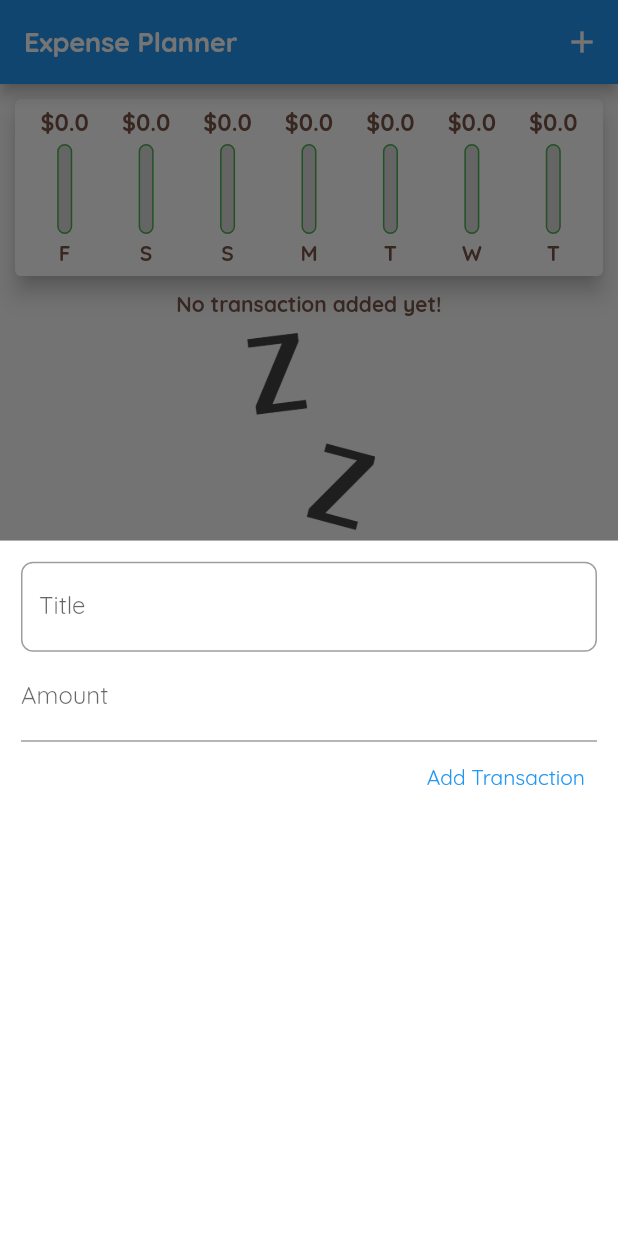
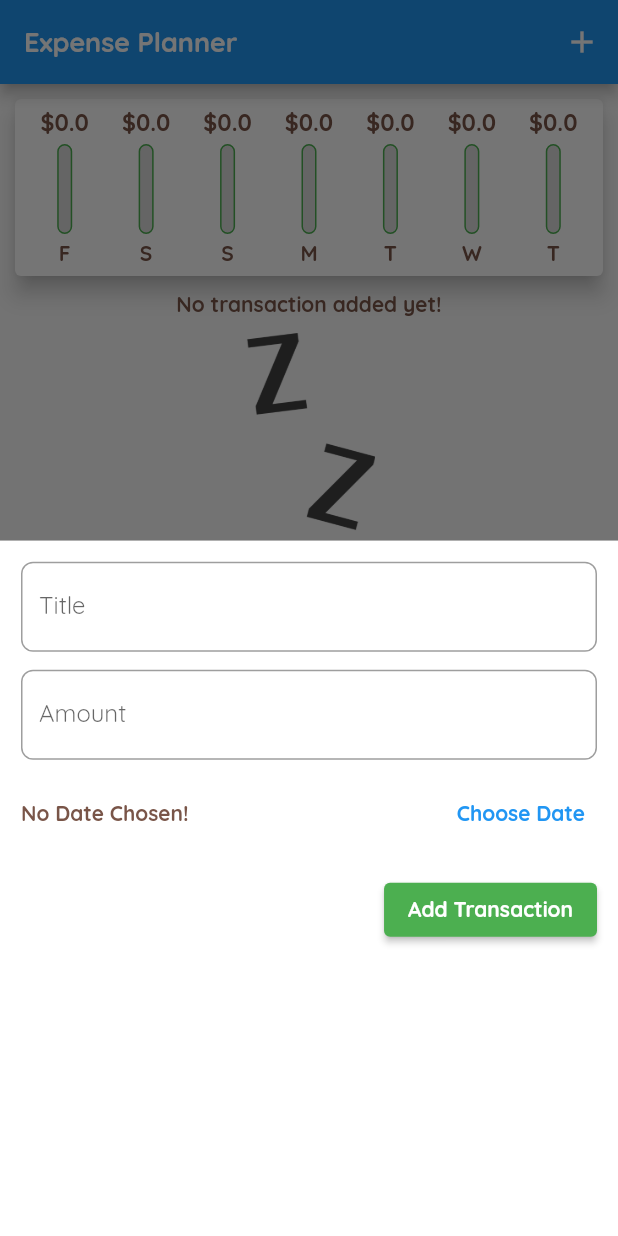
Before and after one commit to Ayesha17/expense_planner, a Flutter app: the screen it shows after launch, after a tap on the "add" icon, on a phone screen of 412 x 824 dp. Run offline on Flutter 3.47's test engine with Material 2 defaults, Android fonts, the phone set to English and light mode, and no system bars.

Commit message:
add delete option

```diff
--- a/lib/main.dart
+++ b/lib/main.dart
@@ -33,14 +33,20 @@ class MyApp extends StatelessWidget {
           secondary: Colors.green,
         ),
         fontFamily: 'OpenSans',
-        appBarTheme: AppBarTheme(
-          titleTextStyle:  TextStyle(
-            fontFamily: 'OpenSans',
-            fontSize: 18,
-            fontWeight: FontWeight.bold
-          )
-        ),
-        textTheme: const TextTheme(bodyText2: TextStyle(color: Colors.brown,fontFamily: 'OpenSans',fontWeight: FontWeight.bold)),
+        appBarTheme: const AppBarTheme(
+            titleTextStyle: TextStyle(
+                fontFamily: 'OpenSans',
+                fontSize: 18,
+                fontWeight: FontWeight.bold)),
+        textTheme: const TextTheme(
+            bodyText2: TextStyle(
+                color: Colors.brown,
+                fontFamily: 'OpenSans',
+                fontWeight: FontWeight.bold)),
+        errorColor: Colors.red,
+        elevatedButtonTheme: ElevatedButtonThemeData(
+            style: ButtonStyle(
+                backgroundColor: MaterialStateProperty.all(Colors.green))),
       ),
       home: const MyHomePage(title: 'Expense Planner'),
     );
@@ -74,17 +80,27 @@ class _MyHomePageState extends State<MyHomePage> {
     //     id: 't3', title: 'New Shoes 2', amount: 62.98, date: DateTime.now()),
   ];
 
-  List<Transaction>? get recentTransaction{
+  List<Transaction>? get recentTransaction {
     return _usertransaction.where((element) {
-       return element.date.isAfter(DateTime.now().subtract(Duration(days: 7)));
+      return element.date.isAfter(DateTime.now().subtract(Duration(days: 7)));
     }).toList();
   }
-  void _addNewTransaction(String txTitle, double txAmount) {
+
+  void _deleteItem(String id) {
+    setState(() {
+      _usertransaction.removeWhere((element) {
+        return element.id == id;
+      });
+    });
+  }
+
+  void _addNewTransaction(
+      String txTitle, double txAmount, DateTime pickedDate) {
     final newTx = Transaction(
         id: DateTime.now().toString(),
         title: txTitle,
         amount: txAmount,
-        date: DateTime.now());
+        date: pickedDate);
     setState(() {
       _usertransaction.add(newTx);
     });
@@ -122,7 +138,8 @@ class _MyHomePageState extends State<MyHomePage> {
         // the App.build method, and use it to set our appbar title.
         title: Text(widget.title),
       ),
-      body: Column(
+      body: SingleChildScrollView(
+          child: Column(
         // Column is also a layout widget. It takes a list of children and
         // arranges them vertically. By default, it sizes itself to fit its
         // children horizontally, and tries to be as tall as its parent.
@@ -137,15 +154,12 @@ class _MyHomePageState extends State<MyHomePage> {
         // center the children vertically; the main axis here is the vertical
         // axis because Columns are vertical (the cross axis would be
         // horizontal).
-        crossAxisAlignment: CrossAxisAlignment.start,
+        crossAxisAlignment: CrossAxisAlignment.stretch,
         children: <Widget>[
-          Container(
-            width: double.infinity,
-            child: Chart(_usertransaction)
-          ),
-          TransactionList(_usertransaction),
+          Container(width: double.infinity, child: Chart(_usertransaction)),
+          TransactionList(_usertransaction,_deleteItem),
         ],
-      ),
+      )),
       floatingActionButtonLocation: FloatingActionButtonLocation.centerFloat,
       floatingActionButton: FloatingActionButton(
         onPressed: () => _startAddNewTransaction(context),
--- a/lib/widgets/chart.dart
+++ b/lib/widgets/chart.dart
@@ -14,6 +14,7 @@ class Chart extends StatelessWidget {
       final weekDay = DateTime.now().subtract(Duration(days: index));
       double totalSum = 0.0;
       for (var i = 0; i < recentTransactions.length; i++) {
+        // print('recent day ${recentTransactions[i].date.day} ${weekDay.day}');
         if (recentTransactions[i].date.day == weekDay.day &&
             recentTransactions[i].date.month == weekDay.month &&
             recentTransactions[i].date.year == weekDay.year) {
@@ -35,6 +36,7 @@ class Chart extends StatelessWidget {
 
   @override
   Widget build(BuildContext context) {
+    // print('test $groupedTransactionValues $maxSpending');
     return Card(
         elevation: 6,
         margin: EdgeInsets.all(10),
--- a/lib/widgets/chart_bar.dart
+++ b/lib/widgets/chart_bar.dart
@@ -32,13 +32,14 @@ class ChartBar extends StatelessWidget {
                       color: Color.fromRGBO(220, 220, 220, 1),
                       borderRadius: BorderRadius.circular(10))),
               FractionallySizedBox(
+                alignment: AlignmentDirectional.bottomStart,
                   heightFactor: spendingPctOfTotal,
                   child: Container(
                     decoration: BoxDecoration(
-                      color: Theme.of(context).colorScheme.primary,
-                      borderRadius: BorderRadius.circular(10)),
+                      color: Theme.of(context).primaryColor,
+                      borderRadius: BorderRadius.circular(10),
                     ),
-              )
+                  ))
             ],
           ),
         ),
--- a/lib/widgets/new_transaction.dart
+++ b/lib/widgets/new_transaction.dart
@@ -1,5 +1,5 @@
-import 'package:flutter/cupertino.dart';
 import 'package:flutter/material.dart';
+import 'package:intl/intl.dart';
 
 class NewTransaction extends StatefulWidget {
   @override
@@ -10,32 +10,51 @@ class NewTransaction extends StatefulWidget {
 }
 
 class _NewTransactionState extends State<NewTransaction> {
-  final titleController = TextEditingController();
-  final amountController = TextEditingController();
+  final _titleController = TextEditingController();
+  DateTime? _pickedDate = null;
+  final _amountController = TextEditingController();
 
-  void submitData() {
-    var title = titleController.text;
-    var amount = double.parse(amountController.text);
-    if (title.isEmpty || amount <= 0) {
+  void _submitData() {
+    if(_amountController.text.isEmpty)
+      return;
+    var title = _titleController.text;
+    var amount = double.parse(_amountController.text);
+    if (title.isEmpty || amount <= 0 || _pickedDate== null) {
       return;
     }
-    widget.addNewTransaction(title, amount);
+    widget.addNewTransaction(title, amount,_pickedDate);
     Navigator.of(context).pop();
+  }
+
+  void _presentDatePicker() {
+    showDatePicker(
+            context: context,
+            initialDate: DateTime.now(),
+            firstDate: DateTime.now().subtract(const Duration(days: 30)),
+            lastDate: DateTime.now().add(const Duration(days: 90)))
+        .then((value) {
+      if (value == null) {
+        return;
+      }
+      setState(() {
+        _pickedDate = value;
+      });
+    });
   }
 
   @override
   Widget build(BuildContext context) {
     return Container(
         color: Colors.white,
-        padding: EdgeInsets.all(10),
+        padding: const EdgeInsets.all(10),
         child: Card(
           elevation: 0,
           child: Column(
             crossAxisAlignment: CrossAxisAlignment.end,
             children: [
               TextField(
-                controller: titleController,
-                onSubmitted: (_) => submitData(),
+                controller: _titleController,
+                onSubmitted: (_) => _submitData(),
                 // onChanged: (value)=>titleText=value,
                 decoration: const InputDecoration(
                   label: Text('Title'),
@@ -43,14 +62,45 @@ class _NewTransactionState extends State<NewTransaction> {
                       borderRadius: BorderRadius.all(Radius.circular(8))),
                 ),
               ),
-              TextField(
-                keyboardType: TextInputType.number,
-                controller: amountController,
-                onSubmitted: (_) => submitData(),
-                // onChanged: (value) => amount=value,
-                decoration: InputDecoration(label: Text('Amount')),
+              Padding(
+                  padding: const EdgeInsets.only(top: 12.0, bottom: 12.0),
+                  child: TextField(
+                    decoration: const InputDecoration(
+                      label: Text('Amount'),
+                      border: OutlineInputBorder(
+                          borderRadius: BorderRadius.all(Radius.circular(8))),
+                    ),
+                    keyboardType: TextInputType.number,
+                    controller: _amountController,
+                    onSubmitted: (_) => _submitData(),
+                    // onChanged: (value) => amount=value,
+                  )),
+              Row(
+                children: [
+                  Expanded(
+                      flex: 1,
+                      child: Text(_pickedDate == null
+                          ? 'No Date Chosen!'
+                          : 'Picked Date : ${DateFormat.yMd().format(_pickedDate)}')),
+                  TextButton(
+                      onPressed: _presentDatePicker,
+                      child: const Text(
+                        'Choose Date',
+                        style: TextStyle(fontWeight: FontWeight.bold),
+                      ))
+                ],
               ),
-              TextButton(onPressed: submitData, child: Text('Add Transaction'))
+              Padding(
+                  padding: const EdgeInsets.only(top: 16),
+                  child: ElevatedButton(
+                      onPressed: _submitData,
+                      style: ButtonStyle(
+                          backgroundColor: Theme.of(context)
+                              .elevatedButtonTheme
+                              .style
+                              ?.backgroundColor),
+                      child: const Text('Add Transaction',
+                          style: TextStyle(fontWeight: FontWeight.bold))))
             ],
           ),
         ));
--- a/lib/widgets/transaction_list.dart
+++ b/lib/widgets/transaction_list.dart
@@ -4,28 +4,26 @@ import 'package:intl/intl.dart';
 
 class TransactionList extends StatelessWidget {
   final List<Transaction> _usertransaction;
+  final Function _deleteItem;
 
-  TransactionList(this._usertransaction);
+  TransactionList(this._usertransaction,this._deleteItem);
 
   @override
   Widget build(BuildContext context) {
     return Container(
         width: double.infinity,
-        height: 300,
+        height: 450,
         child: _usertransaction.isEmpty
             ? Column(
                 children: [
                   Text(
                     'No transaction added yet!',
-              style: Theme
-                  .of(context)
-                  .textTheme
-                  .bodyText2,
+                    style: Theme.of(context).textTheme.bodyText2,
+                  ),
+                  const SizedBox(
+                    height: 10,
                   ),
                   SizedBox(
-              height: 10,
-            ),
-            Container(
                       height: 200,
                       child: Image.asset(
                         'assets/images/waiting.png',
@@ -36,26 +34,37 @@ class TransactionList extends StatelessWidget {
             : ListView.builder(
                 itemBuilder: (ctx, index) {
                   return Card(
-                elevation:5,
-                margin: EdgeInsets.symmetric(vertical:8, horizontal: 5),
+                      elevation: 5,
+                      margin: const EdgeInsets.symmetric(
+                          vertical: 8, horizontal: 5),
                       child: ListTile(
                         leading: CircleAvatar(
                           radius: 30,
                           child: Padding(
-            padding: EdgeInsets.all(6),
+                            padding: const EdgeInsets.all(6),
                             child: FittedBox(
                               child: Text(
-            "\$${_usertransaction[index].amount.toStringAsFixed(2)}"),
+                                "\$${_usertransaction[index].amount.toStringAsFixed(2)}",
+                                style: const TextStyle(fontSize: 16),
                               ),
                             ),
                           ),
-            title: Text(_usertransaction[index].title,
-            style: Theme.of(context).textTheme.bodyText2,),
+                        ),
+                        title: Text(
+                          _usertransaction[index].title,
+                          style: Theme.of(context).textTheme.bodyText2,
+                        ),
                         subtitle: Text(
-            DateFormat.yMMMMd().format(_usertransaction[index].date),style :const TextStyle(fontSize: 12, color: Colors.grey)
-            )
-            )
-            );
+                            DateFormat.yMMMMd()
+                                .format(_usertransaction[index].date),
+                            style: const TextStyle(
+                                fontSize: 12, color: Colors.grey)),
+                        trailing: IconButton(
+                          icon: Icon(Icons.delete),
+                          color: Theme.of(context).errorColor,
+                          onPressed: ()=>_deleteItem(_usertransaction[index].id),
+                        ),
+                      ));
                   // Card(
                   //   elevation: 4,
                   //   child: Row(
```
Lines whose indentation alone changed are shown as unchanged.
